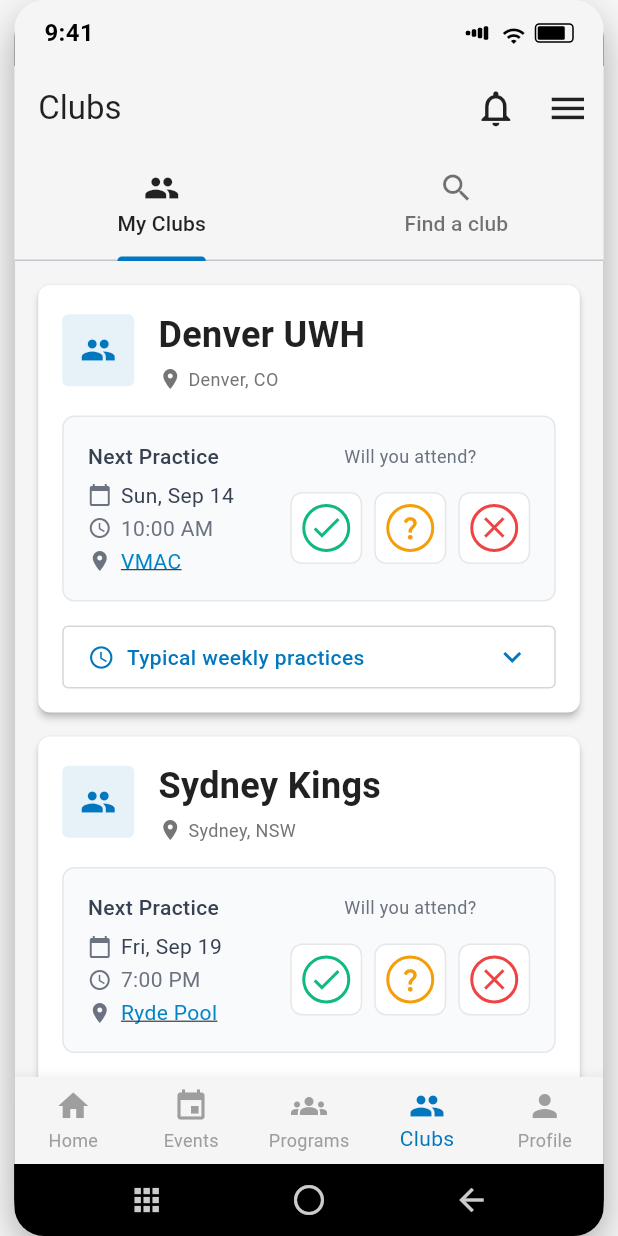
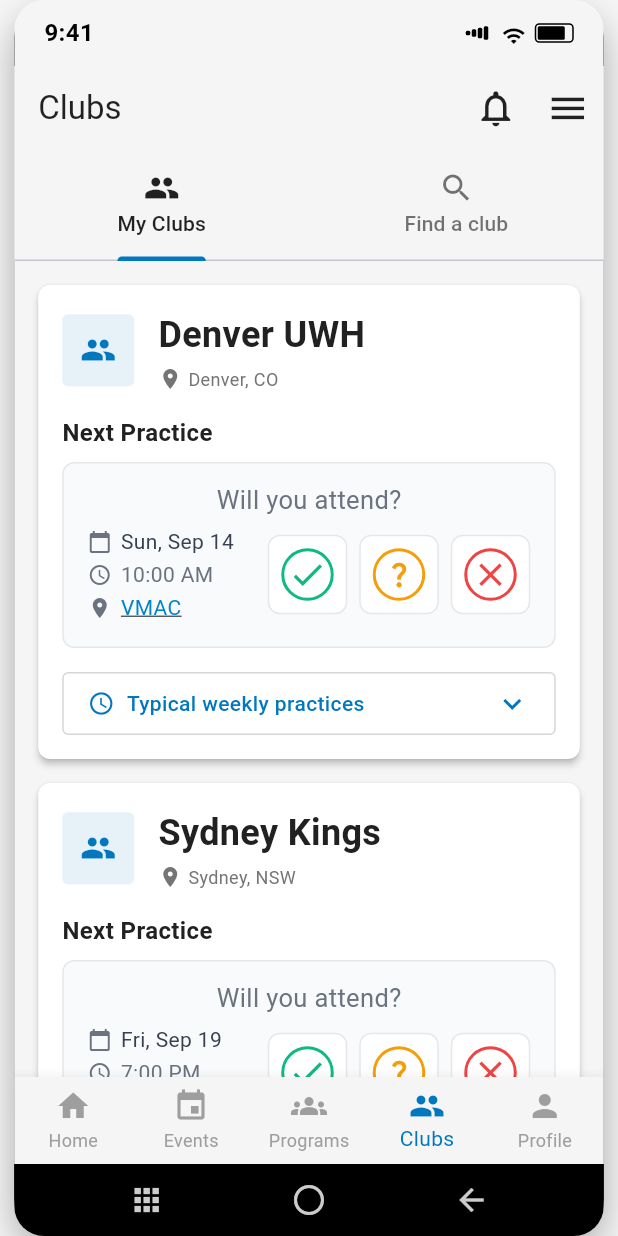
Before and after one commit to AtlantisSports/UWHPortal-Clubs, a Flutter app: the screen it shows after launch, on a phone screen of 412 x 824 dp. Run offline on Flutter 3.47's test engine with Material 3 defaults, Android fonts, the phone set to English and light mode, and no system bars; our stand-ins replace get_it; project files that could hold a hidden picture were left out.

Commit message:
Enhance Practice Details and RSVP functionality
- Removed 'TRAINING' from practice titles in mock data
- Renamed NextPracticeCard to PracticeRSVPCard for better reusability
- Removed internal 'Next Practice' label from component
- Added external 'Next Practice' labels on Club List and Club Details pages
- Added 'RSVP' section label in Practice Details page
- Enhanced PracticeRSVPCard design:
  - Increased 'Will you attend?' font size from 12pt to 17pt (+5pt)
  - Increased RSVP button size from 48x48px to 53x53px (+10%)
  - Increased inner circle size from 32x32px to 35x35px (+10%)
  - Increased icon sizes proportionally by 10%
  - Centered 'Will you attend?' text across full card width
  - Reduced top padding from 16px to 12px (-25%) for better spacing
- Updated all component references throughout the codebase

```diff
--- a/lib/base/widgets/cards.dart
+++ b/lib/base/widgets/cards.dart
@@ -154,10 +154,21 @@ class _ClubCardState extends State<ClubCard> {
             ],
           ),
 
-          // Next Practice Card
+          // Next Practice Section
           if (widget.nextPractice != null) ...[
             const SizedBox(height: AppSpacing.medium),
-            NextPracticeCard(
+            // Next Practice Label
+            Text(
+              'Next Practice',
+              style: TextStyle(
+                fontSize: 16,
+                fontWeight: FontWeight.w600,
+                color: AppColors.textPrimary,
+              ),
+            ),
+            const SizedBox(height: 8),
+            // Practice RSVP Card
+            PracticeRSVPCard(
               practice: widget.nextPractice!,
               clubId: widget.clubId,
               currentRSVP: widget.currentRSVP,
--- a/lib/base/widgets/rsvp_components.dart
+++ b/lib/base/widgets/rsvp_components.dart
@@ -287,16 +287,16 @@ class RSVPSummary extends StatelessWidget {
   }
 }
 
-/// Next Practice Card component with circle-based RSVP design
-/// Shows upcoming practice details with circle RSVP buttons
-class NextPracticeCard extends StatefulWidget {
+/// Practice RSVP Card component with circle-based RSVP design
+/// Shows practice details with circle RSVP buttons
+class PracticeRSVPCard extends StatefulWidget {
   final Practice practice;
   final String? clubId; // Add clubId for RSVP updates
   final RSVPStatus? currentRSVP; // Keep for backward compatibility
   final Function(RSVPStatus)? onRSVPChanged; // Keep for backward compatibility
   final VoidCallback? onLocationTap;
 
-  const NextPracticeCard({
+  const PracticeRSVPCard({
     super.key,
     required this.practice,
     this.clubId,
@@ -306,10 +306,10 @@ class NextPracticeCard extends StatefulWidget {
   });
 
   @override
-  State<NextPracticeCard> createState() => _NextPracticeCardState();
+  State<PracticeRSVPCard> createState() => _PracticeRSVPCardState();
 }
 
-class _NextPracticeCardState extends State<NextPracticeCard> {
+class _PracticeRSVPCardState extends State<PracticeRSVPCard> {
 
   @override
   Widget build(BuildContext context) {
@@ -319,7 +319,7 @@ class _NextPracticeCardState extends State<NextPracticeCard> {
         final currentRSVP = rsvpProvider.getRSVPStatus(widget.practice.id);
 
         return Container(
-          padding: const EdgeInsets.all(16),
+          padding: const EdgeInsets.fromLTRB(16, 12, 16, 16), // Reduced top padding by 25% (16 * 0.75 = 12)
           decoration: BoxDecoration(
             color: const Color(0xFFF9FAFB), // Light gray background
             borderRadius: BorderRadius.circular(8),
@@ -328,33 +328,16 @@ class _NextPracticeCardState extends State<NextPracticeCard> {
           child: Column(
             crossAxisAlignment: CrossAxisAlignment.start,
             children: [
-              // Header with title and RSVP text positioned over buttons
-              Row(
-                mainAxisAlignment: MainAxisAlignment.spaceBetween,
-                children: [
-                  Text(
-                    'Next Practice',
-                    style: const TextStyle(
-                      fontSize: 14,
-                      fontWeight: FontWeight.w500,
-                      color: Color(0xFF374151),
-                    ),
-                  ),
-                  // Spacer to position RSVP text over buttons
-                  SizedBox(
-                    width: 160, // Width of 3 buttons (48) + 2 gaps (8) + padding = ~160
-                    child: Center(
+              // Header with RSVP text centered
+              Center(
                 child: Text(
                   _getRSVPHeaderText(currentRSVP),
                   style: TextStyle(
-                          fontSize: 12,
+                    fontSize: 17, // Increased from 12 to 17 (12 + 5)
                     fontWeight: (currentRSVP == RSVPStatus.yes || currentRSVP == RSVPStatus.no) ? FontWeight.w500 : FontWeight.normal,
                     color: _getRSVPHeaderColor(currentRSVP),
                   ),
                 ),
-                    ),
-                  ),
-                ],
               ),
               const SizedBox(height: 6),
 
@@ -476,8 +459,8 @@ class _NextPracticeCardState extends State<NextPracticeCard> {
         // If already selected, do nothing (no toast, no change)
       },
       child: Container(
-        width: 48,
-        height: 48,
+        width: 53, // Increased from 48 to 53 (48 * 1.1 = 52.8, rounded to 53)
+        height: 53, // Increased from 48 to 53 (48 * 1.1 = 52.8, rounded to 53)
         decoration: BoxDecoration(
           borderRadius: BorderRadius.circular(8),
           border: Border.all(
@@ -488,8 +471,8 @@ class _NextPracticeCardState extends State<NextPracticeCard> {
         ),
         child: Center(
           child: Container(
-            width: 32,
-            height: 32,
+            width: 35, // Increased from 32 to 35 (32 * 1.1 = 35.2, rounded to 35)
+            height: 35, // Increased from 32 to 35 (32 * 1.1 = 35.2, rounded to 35)
             decoration: BoxDecoration(
               shape: BoxShape.circle,
               border: Border.all(
@@ -501,8 +484,8 @@ class _NextPracticeCardState extends State<NextPracticeCard> {
             child: Icon(
               _getOverlayIcon(status),
               size: status == RSVPStatus.maybe
-                  ? 18.954 // 10% smaller than current size (21.06 * 0.9)
-                  : 23.4, // Increased by 30% (18 * 1.3 = 23.4)
+                  ? 20.8 // Increased by 10% (18.954 * 1.1 = 20.8)
+                  : 25.7, // Increased by 10% (23.4 * 1.1 = 25.7)
               color: color,
             ),
           ),
--- a/lib/features/clubs/club_detail_screen_backup.dart
+++ b/lib/features/clubs/club_detail_screen_backup.dart
@@ -477,7 +477,7 @@ class _ClubDetailScreenState extends State<ClubDetailScreen>
                     // Initialize RSVP status if needed
                     rsvpProvider.initializePracticeRSVP(nextPractice);
 
-                    return NextPracticeCard(
+                    return PracticeRSVPCard(
                       practice: nextPractice,
                       clubId: widget.club.id,
                       currentRSVP: rsvpProvider.getRSVPStatus(nextPractice.id),
--- a/lib/features/clubs/clubs_repository.dart
+++ b/lib/features/clubs/clubs_repository.dart
@@ -201,7 +201,7 @@ class ClubsRepositoryImpl implements ClubsRepository {
           Practice(
             id: 'denver-sunday-morning',
             clubId: 'denver-uwh',
-            title: 'Sunday Morning Training',
+            title: 'Sunday Morning Practice',
             description: 'Drills + conditioning.',
             dateTime: _getNextPracticeDate(now, DateTime.sunday, 10, 0), // 10:00 AM
             location: 'VMAC',
```
Also changed, not shown: lib/features/clubs/club_detail_screen.dart (+41 -84 lines). Lines whose indentation alone changed are shown as unchanged.
